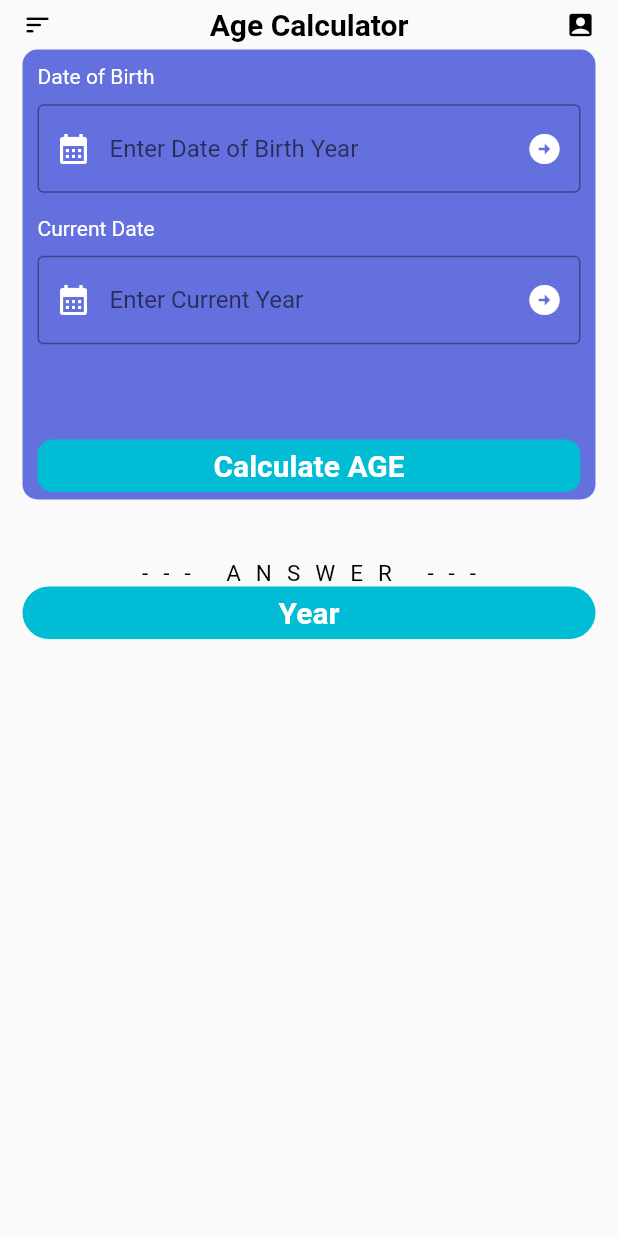
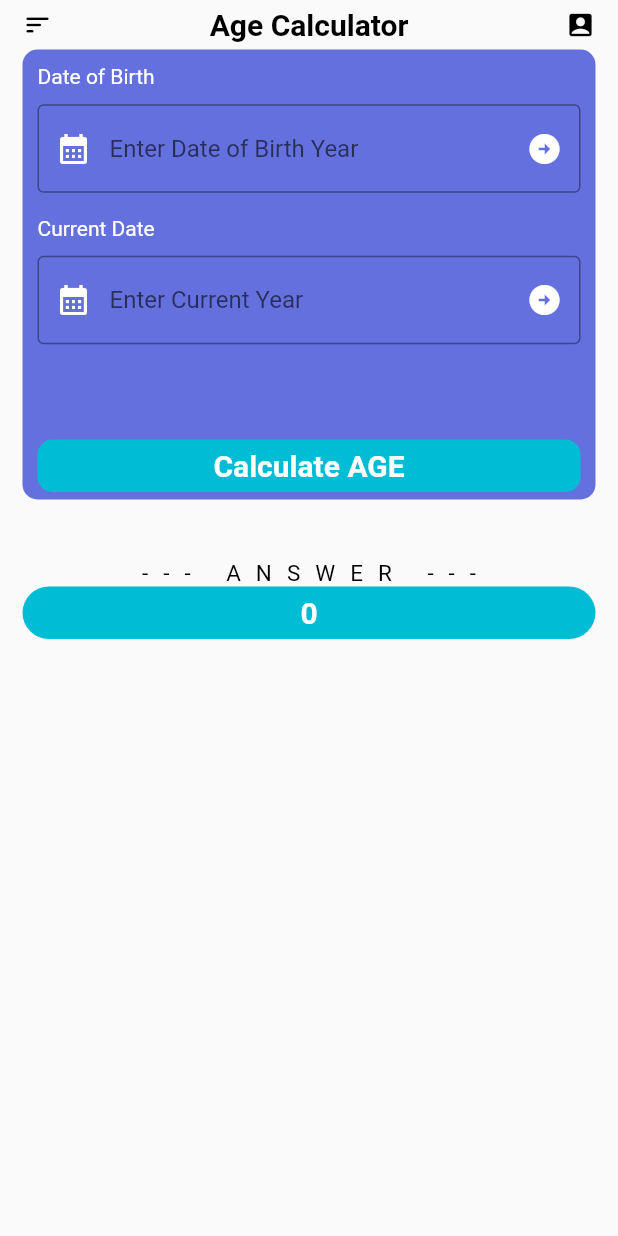
Before and after one commit to VivekTailor19/practice_flutter_topics, a Flutter app: the screen it shows after launch, after a tap on "Calculate AGE", on a phone screen of 412 x 824 dp. Run offline on Flutter 3.47's test engine with Material 2 defaults, Android fonts, the light colour scheme and no system bars.

Commit message:
age_calculator_ui

```diff
--- a/lib/Age_Calculator_UI/age_calculator_ui.dart
+++ b/lib/Age_Calculator_UI/age_calculator_ui.dart
@@ -12,7 +12,7 @@ class _Age_Calculator_UIState extends State<Age_Calculator_UI> {
 
   TextEditingController fyear = TextEditingController();
   TextEditingController lyear = TextEditingController();
-  int? x ;
+  int year = 0;
 
 
 
@@ -89,19 +89,14 @@ class _Age_Calculator_UIState extends State<Age_Calculator_UI> {
                         Icons.calendar_month,
                         color: Colors.white,
                       ),
-                      suffixIcon: InkWell(
-                        onTap: () {
-                          setState(() {
-                          //  pyear=year.text;
+                      suffixIcon:
 
-                          });
-                        },
-                          child: Icon(
+                          Icon(
                         Icons.arrow_circle_right,
                         color: Colors.white,
                       )),
                     )),
-                  ),
+
                   SizedBox(
                     height: 10,
                   ),
@@ -127,23 +122,23 @@ class _Age_Calculator_UIState extends State<Age_Calculator_UI> {
                         Icons.calendar_month,
                         color: Colors.white,
                       ),
-                          suffixIcon: InkWell(
-                              onTap: () {
-                                setState(() {
-                                 // lyear=year.text;
-                                });
-                              },
-                              child: Icon(
+                          suffixIcon: Icon(
                                 Icons.arrow_circle_right,
                                 color: Colors.white,
                               )),
                     )),
-                  ),
+
                   Spacer(),
                   InkWell(onTap: () {
-                    setState(() {
+                    String fdata = fyear.text;
+                    String ldata = lyear.text;
+                    int fdate = int.parse(fdata);
+                    int ldate = int.parse(ldata);
 
-                    });
+                    setState((){year = ldate- fdate;});
+
+
+
                   },
                     child: Container(
                         height: 35,
@@ -183,7 +178,7 @@ class _Age_Calculator_UIState extends State<Age_Calculator_UI> {
                     borderRadius: BorderRadius.circular(25)),
                 child: Center(
                     child: Text(
-                  "Year",
+                  "$year",
                   style: TextStyle(
                       color: Colors.white,
                       fontWeight: FontWeight.bold,
```
